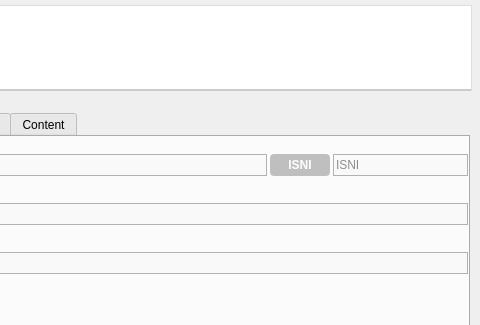
First picture: the form in resources/ui/track_page.ui, repository Iconoclasteinc/tgit, before the edit; both pictures show x 598 to 1078 and y 0 to 325 of the 1078 by 672 pixel window.
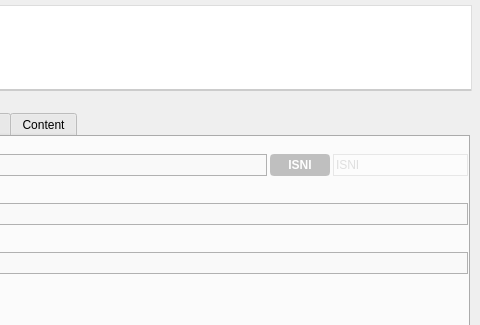
Second picture: the form after the edit. Icons and pictures are not drawn. Custom widgets are drawn as their Qt base class.

```diff
--- a/resources/ui/track_page.ui
+++ b/resources/ui/track_page.ui
@@ -667,6 +667,9 @@
              </item>
              <item>
               <widget class="QLineEdit" name="_lyricist_isni">
+               <property name="enabled">
+                <bool>false</bool>
+               </property>
                <property name="maximumSize">
                 <size>
                  <width>135</width>
```
